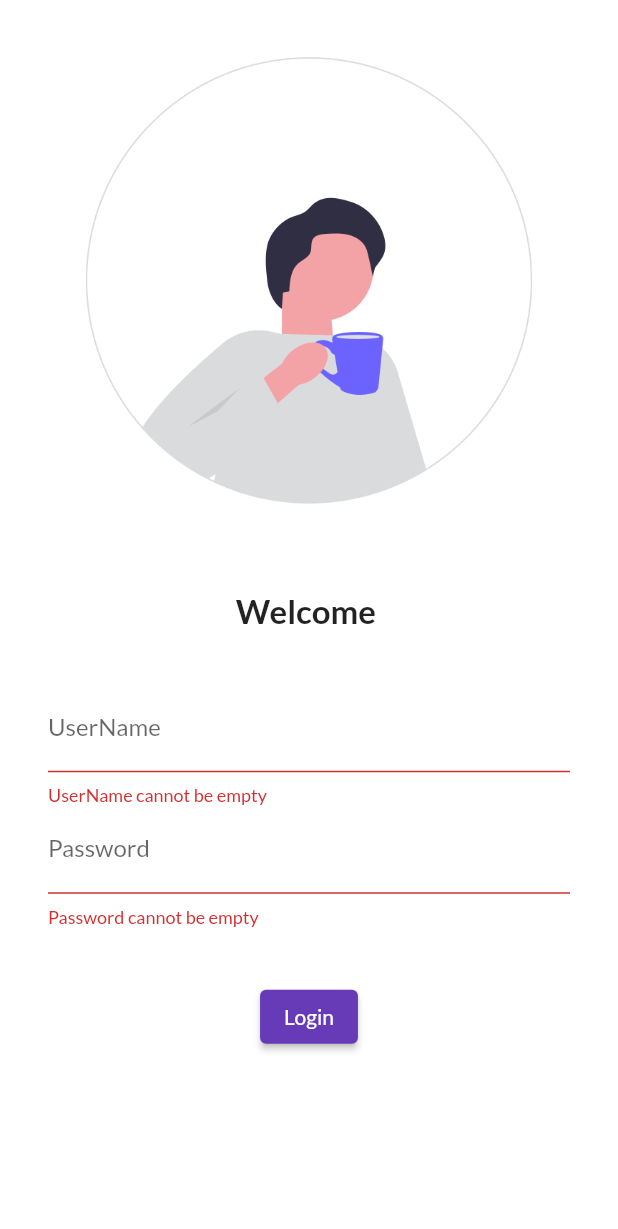
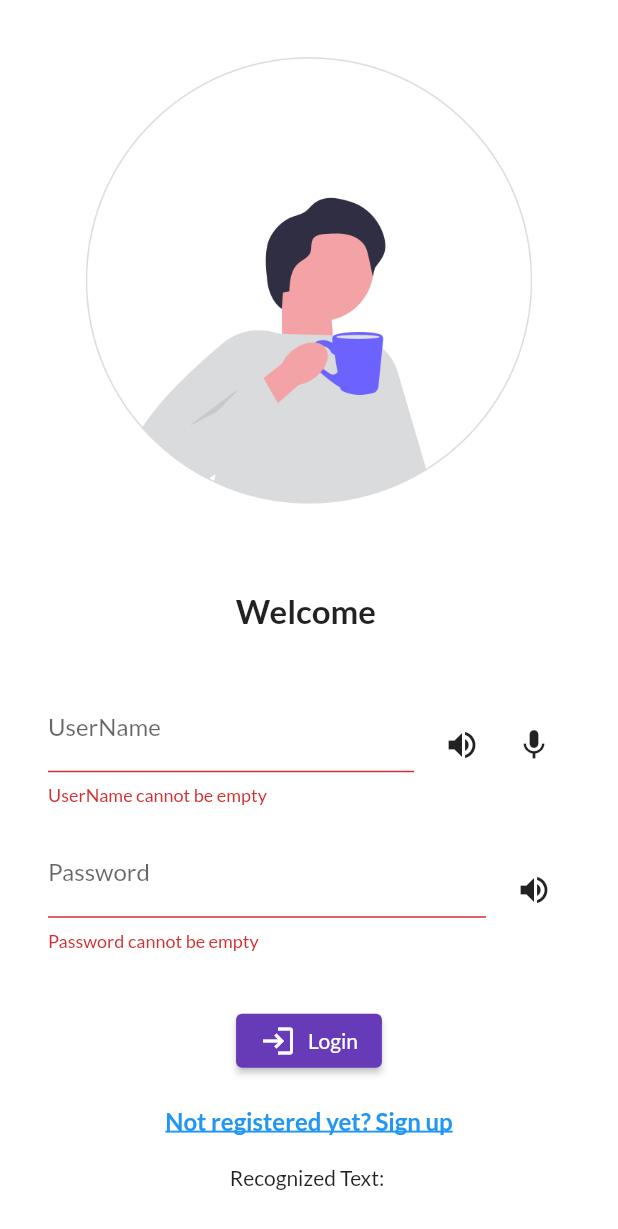
Before and after one commit to amansingh5555/Catalog-App, a Flutter app: the screen it shows after launch, after a tap on "Login", on a phone screen of 412 x 824 dp. Shown: the top 1229 px of the screen. Run offline on Flutter 3.47's test engine with Material 2 defaults, Android fonts, the phone set to English and light mode, and no system bars; our stand-ins replace flutter_tts, google_fonts, speech_to_text.

Commit message:
Day6  Completed

```diff
--- a/lib/main.dart
+++ b/lib/main.dart
@@ -3,6 +3,7 @@ import 'package:firstproject/util/routes.dart';
 import 'package:flutter/material.dart';
 import 'package:firstproject/pages/login_page.dart';
 import 'package:google_fonts/google_fonts.dart';
+import 'package:firstproject/pages/registration_page.dart';
 void main(){
   runApp(MyApp());
 }
@@ -23,6 +24,8 @@ class MyApp extends StatelessWidget {
         "/":(context) => LoginPage(),
         MyRoutes.HomeRoute:(context)=>HomePage(),
         MyRoutes.LoginRoute:(context)=>LoginPage(),
+        MyRoutes.RegistrationRoute: (context) => RegistrationPage(),
+
 
         //  "/login":(context) =>LoginPage(),
       },
--- a/lib/pages/login_page.dart
+++ b/lib/pages/login_page.dart
@@ -1,5 +1,8 @@
+import 'package:firstproject/pages/registration_page.dart';
 import 'package:firstproject/util/routes.dart';
 import 'package:flutter/material.dart';
+import 'package:flutter_tts/flutter_tts.dart';
+import 'package:speech_to_text/speech_to_text.dart' as stt;
 
 class LoginPage extends StatefulWidget {
   @override
@@ -9,7 +12,62 @@ class LoginPage extends StatefulWidget {
 class _LoginPageState extends State<LoginPage> {
   String name = "";
   final _formKey = GlobalKey<FormState>();
-  moveTOHome(BuildContext context){}
+  FlutterTts flutterTts = FlutterTts();
+  stt.SpeechToText speech = stt.SpeechToText();
+  String recognizedText = "";
+
+  @override
+  void initState() {
+    super.initState();
+    initSpeechRecognition();
+  }
+
+  @override
+  void dispose() {
+    speech.stop();
+    flutterTts.stop();
+    super.dispose();
+  }
+
+  Future<void> initSpeechRecognition() async {
+    bool available = await speech.initialize();
+    if (available) {
+      speech.listen(
+        onResult: (result) {
+          if (result.finalResult) {
+            setState(() {
+              recognizedText = result.recognizedWords;
+            });
+          }
+        },
+        listenFor: Duration(seconds: 5), // Set the duration to listen
+      );
+    } else {
+      print('Speech recognition not available');
+    }
+  }
+
+  Future<void> toggleSpeechRecognition() async {
+    if (!speech.isListening) {
+      bool available = await speech.initialize();
+      if (available) {
+        speech.listen(
+          onResult: (result) {
+            if (result.finalResult) {
+              setState(() {
+                recognizedText = result.recognizedWords;
+              });
+            }
+          },
+          listenFor: Duration(seconds: 5), // Set the duration to listen
+        );
+      } else {
+        print('Speech recognition not available');
+      }
+    } else {
+      speech.stop();
+    }
+  }
 
   @override
   Widget build(BuildContext context) {
@@ -24,79 +82,132 @@ class _LoginPageState extends State<LoginPage> {
                 "assests/image/login_page.png",
                 fit: BoxFit.cover,
               ),
-              SizedBox(
-                height: 20.0,
-              ),
-              Text (
+              SizedBox(height: 20.0),
+              Text(
                 "Welcome $name",
                 style: TextStyle(
                   fontSize: 22,
                   fontWeight: FontWeight.bold,
                 ),
               ),
-              SizedBox(
-                height: 20.0,
-              ),
+              SizedBox(height: 20.0),
               Padding(
-                padding: const EdgeInsets.symmetric(vertical: 16,horizontal:32 ),
+                padding: const EdgeInsets.symmetric(vertical: 16, horizontal: 32),
                 child: Column(
                   children: [
-                    TextFormField(
+                    Row(
+                      children: [
+                        Expanded(
+                          child: TextFormField(
                             decoration: InputDecoration(
                               hintText: "Enter UserName",
                               labelText: "UserName",
                             ),
-                      validator: (value){
-                        if(value != null && value.isEmpty){
+                            validator: (value) {
+                              if (value != null && value.isEmpty) {
+                                _speakWithPitch("Please enter UserName", 1.0);
                                 return "UserName cannot be empty";
                               }
                               return null;
                             },
-
-                      onChanged: (value){
-                        name = value ;
+                            onChanged: (value) {
                               setState(() {
-
+                                name = value;
                               });
                             },
                           ),
-                    TextFormField(
+                        ),
+                        SizedBox(width: 8.0),
+                        IconButton(
+                          onPressed: () {
+                            _speakWithPitch("Enter UserName", 1.0);
+                          },
+                          icon: Icon(Icons.volume_up),
+                          tooltip: "Speak UserName",
+                        ),
+                        IconButton(
+                          onPressed: toggleSpeechRecognition,
+                          icon: Icon(Icons.mic),
+                          tooltip: "Toggle Speech Recognition",
+                        ),
+                      ],
+                    ),
+                    SizedBox(height: 16.0),
+                    Row(
+                      children: [
+                        Expanded(
+                          child: TextFormField(
                             obscureText: true,
                             decoration: InputDecoration(
-                        hintText: "Enter PassWord",
+                              hintText: "Enter Password",
                               labelText: "Password",
                             ),
-                      validator: (value){
-                        if(value != null && value.isEmpty){
+                            validator: (value) {
+                              if (value != null && value.isEmpty) {
+                                _speakWithPitch("Please enter Password", 1.0);
                                 return "Password cannot be empty";
                               }
                               return null;
                             },
                           ),
+                        ),
+                        SizedBox(width: 8.0),
+                        IconButton(
+                          onPressed: () {
+                            _speakWithPitch("Enter Password", 1.0);
+                          },
+                          icon: Icon(Icons.volume_up),
+                          tooltip: "Speak Password",
+                        ),
+                      ],
+                    ),
                   ],
                 ),
               ),
-              SizedBox(
-                height: 20.0,
-              ),
-
-              Builder(
-                builder: (BuildContext context) {
-                  return ElevatedButton(
+              SizedBox(height: 20.0),
+              ElevatedButton(
                 onPressed: () {
                   if (_formKey.currentState!.validate()) {
+                    _speakWithPitch("Login", 1.0);
                     Navigator.pushNamed(context, MyRoutes.HomeRoute);
                   }
                 },
                 style: ElevatedButton.styleFrom(),
-                    child: Text("Login"),
-                  );
+                child: Row(
+                  mainAxisSize: MainAxisSize.min,
+                  children: [
+                    Icon(Icons.login),
+                    SizedBox(width: 8.0),
+                    Text("Login"),
+                  ],
+                ),
+              ),
+              SizedBox(height: 20.0),
+              InkWell(
+                onTap: () {
+                  Navigator.pushNamed(context, MyRoutes.RegistrationRoute);
                 },
+                child: Text(
+                  "Not registered yet? Sign up",
+                  style: TextStyle(
+                    color: Colors.blue,
+                    decoration: TextDecoration.underline,
+                    fontSize: 16,
+                    fontWeight: FontWeight.bold,
                   ),
+                ),
+              ),
+              SizedBox(height: 20.0),
+              Text("Recognized Text: $recognizedText"),
             ],
           ),
         ),
       ),
     );
   }
+
+  Future<void> _speakWithPitch(String text, double pitch) async {
+    await flutterTts.setPitch(pitch);
+    await flutterTts.speak(text);
   }
+}
--- a/lib/util/routes.dart
+++ b/lib/util/routes.dart
@@ -1,4 +1,5 @@
 class MyRoutes{
   static String LoginRoute ="/login";
   static String HomeRoute= "/home";
+  static String RegistrationRoute = "/registration";
 }
```
Also changed, not shown: lib/pages/registration_page.dart (added, +102 -0 lines), pubspec.yaml (+5 -3 lines), pubspec.lock, 5 other files. Lines whose indentation alone changed are shown as unchanged.
